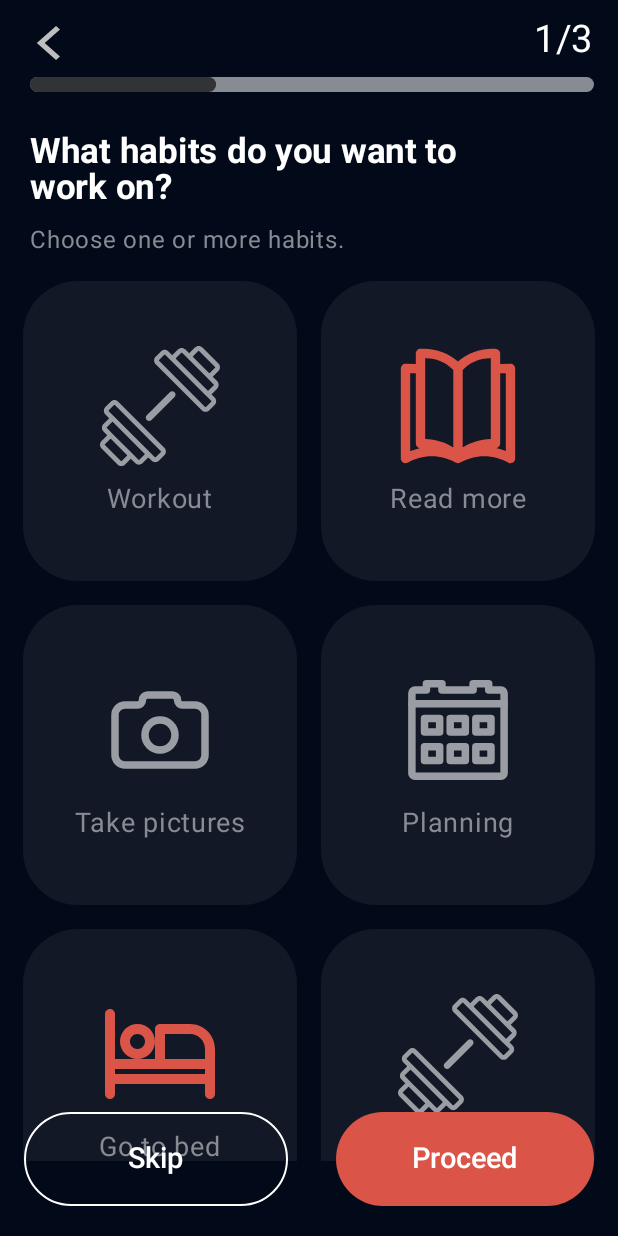
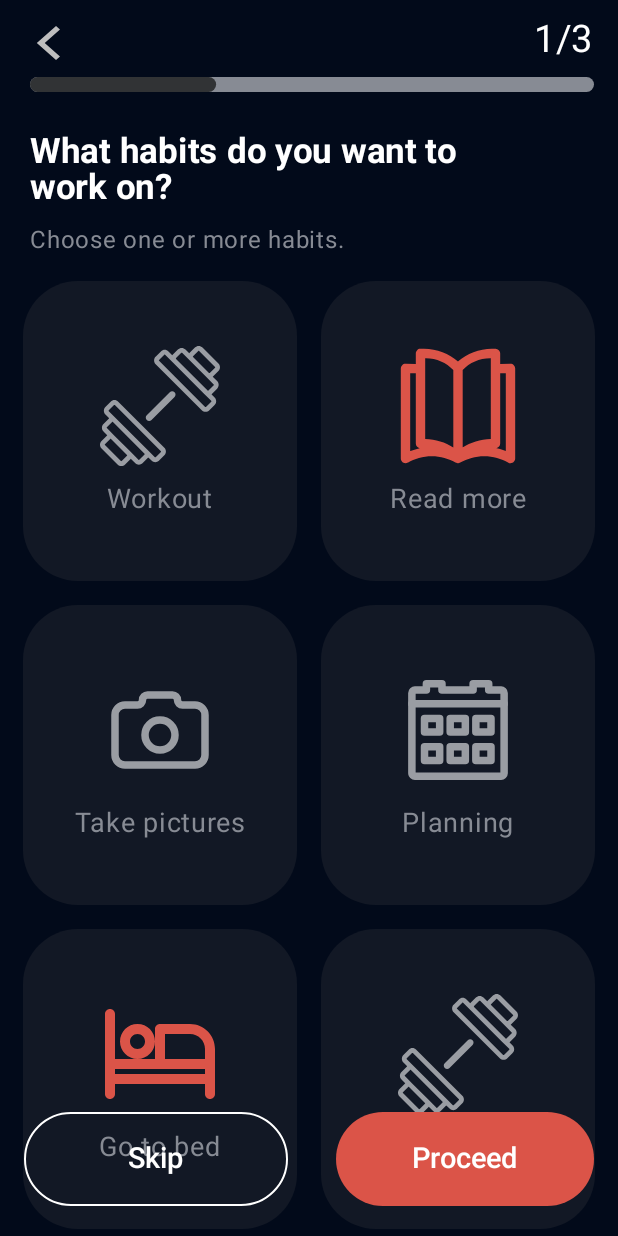
Before and after one commit to nikakhatiashvili/HabitTracker, an Android app built with Jetpack Compose: the screen it shows after launch (MainActivity), on a phone screen of 412 x 824 dp. Run offline under Robolectric (Android 15) with nearby library versions, the phone set to English and light mode, and no system bars.

Commit message:
Revert "fixed lazy column"
This reverts commit 3bc39c666f2b3c36de52dfcbc485a4dec25e008b.

```diff
--- a/app/src/main/java/com/example/habittracker/presentation/welcome/ChooseHabitsScreen.kt
+++ b/app/src/main/java/com/example/habittracker/presentation/welcome/ChooseHabitsScreen.kt
@@ -84,9 +84,6 @@ fun ChooseHabitsScreen(
             trackColor = colorResource(id = R.color.gray),
             progress = 0.33f
         )
-        Column(
-//            modifier =Modifier.verticalScroll(rememberScrollState())
-        ) {
 
         Text(
             text = "What habits do you want to work on?",
@@ -105,8 +102,7 @@ fun ChooseHabitsScreen(
                 .padding(start = 20.dp, top = 10.dp)
         )
         Box(
-                contentAlignment = Alignment.BottomCenter,
-
+            contentAlignment = Alignment.BottomEnd,
         ){
             Habits(
                 listOf(
@@ -161,7 +157,7 @@ fun ChooseHabitsScreen(
 
                 }
             }
-            }
+
         }
     }
 }
@@ -173,9 +169,7 @@ fun Habits(
     LazyVerticalGrid(
         columns = GridCells.Fixed(2),
         modifier = Modifier
-            .fillMaxWidth()
-            .padding(bottom = 50.dp),
-
+            .fillMaxWidth().height(LocalConfiguration.current.screenHeightDp.dp),
         contentPadding = PaddingValues(15.dp),
         horizontalArrangement = Arrangement.spacedBy(16.dp),
         verticalArrangement = Arrangement.spacedBy(16.dp),
```
Lines whose indentation alone changed are shown as unchanged.
